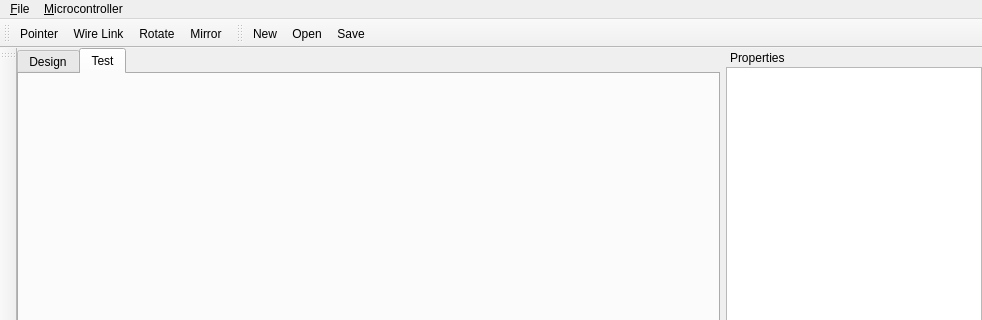
This is GenericHID/generichid/generichid.ui in ftkalcevic/GenericHID as Qt 5 draws it before an edit; both pictures show x 0 to 982 and y 0 to 320 of the 982 by 659 pixel window. The edited form follows.
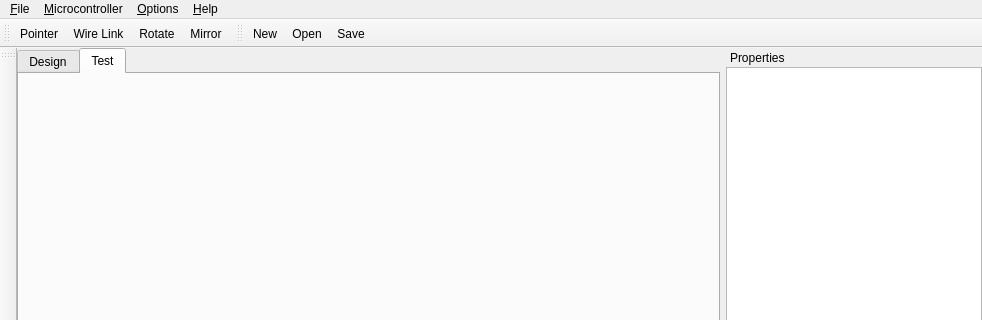
This is the edited form. Icons and pictures are not drawn. Custom widgets are drawn as their Qt base class.

Patch:
```diff
--- a/GenericHID/generichid/generichid.ui
+++ b/GenericHID/generichid/generichid.ui
@@ -99,8 +99,22 @@
     <addaction name="actionExport"/>
     <addaction name="actionImport_and_Program"/>
    </widget>
+   <widget class="QMenu" name="menuOptions">
+    <property name="title">
+     <string>&amp;Options</string>
+    </property>
+    <addaction name="actionDebug"/>
+   </widget>
+   <widget class="QMenu" name="menuHelp">
+    <property name="title">
+     <string>&amp;Help</string>
+    </property>
+    <addaction name="actionAbout"/>
+   </widget>
    <addaction name="menuFile"/>
    <addaction name="menuMicrocontroller"/>
+   <addaction name="menuOptions"/>
+   <addaction name="menuHelp"/>
   </widget>
   <widget class="QToolBar" name="mainToolBar">
    <attribute name="toolBarArea">
```
Left out of the diff: 50 changed lines with no effect on the pictures.
